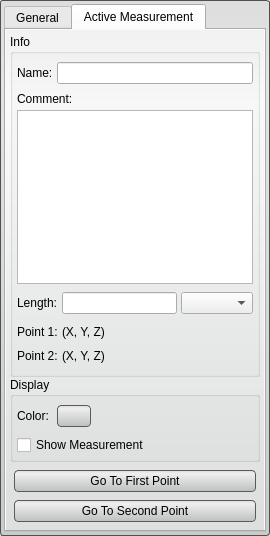
Above: src/Interface/ToolInterface/MeasurementToolInterface.ui from SCIInstitute/Seg3D before the change. Below: the same form after it.
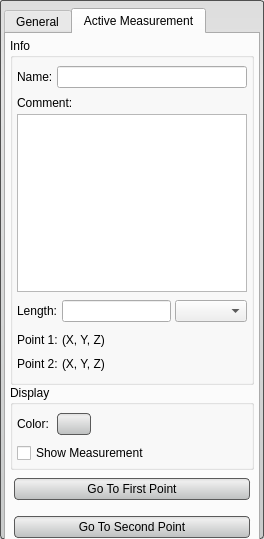
That is the form after the change. The open tabs and pages were chosen to show the change. Custom widgets are drawn as their Qt base class.

Commit message: fix MeasurementTool widget

```diff
--- a/src/Interface/ToolInterface/MeasurementToolInterface.ui
+++ b/src/Interface/ToolInterface/MeasurementToolInterface.ui
@@ -6,8 +6,8 @@
    <rect>
     <x>0</x>
     <y>0</y>
-    <width>270</width>
-    <height>536</height>
+    <width>264</width>
+    <height>539</height>
    </rect>
   </property>
   <property name="sizePolicy">
@@ -58,9 +58,11 @@
   margin:4px;
 }
 
+/*
 QWidget#general_tab_, QWidget#active_tab_{ 
   background-color: qlineargradient(spread:pad, x1:0.5, y1:0, x2:0.5, y2:0.960227, stop:0 rgba(241, 241, 241, 255), stop:0.155779 rgba(250, 250, 250, 255), stop:1 rgba(222, 224, 224, 255));
-}  </string>
+} 
+*/</string>
   </property>
   <layout class="QVBoxLayout" name="verticalLayout_6">
    <property name="spacing">
@@ -88,17 +90,32 @@
       <property name="spacing">
        <number>0</number>
       </property>
-      <property name="margin">
+      <property name="leftMargin">
+       <number>4</number>
+      </property>
+      <property name="topMargin">
+       <number>8</number>
+      </property>
+      <property name="rightMargin">
+       <number>4</number>
+      </property>
+      <property name="bottomMargin">
        <number>4</number>
       </property>
       <item>
        <widget class="QTabWidget" name="tab_widget_">
         <property name="sizePolicy">
-         <sizepolicy hsizetype="Preferred" vsizetype="Expanding">
+         <sizepolicy hsizetype="Preferred" vsizetype="Preferred">
           <horstretch>0</horstretch>
           <verstretch>0</verstretch>
          </sizepolicy>
         </property>
+        <property name="minimumSize">
+         <size>
+          <width>0</width>
+          <height>540</height>
+         </size>
+        </property>
         <property name="styleSheet">
          <string notr="true">QTabWidget#general_tab_{
   border-radius: 3px;
@@ -153,7 +170,7 @@
                    <item>
                     <widget class="Seg3D::MeasurementTableView" name="table_view_">
                      <property name="sizePolicy">
-                      <sizepolicy hsizetype="Preferred" vsizetype="Expanding">
+                      <sizepolicy hsizetype="Ignored" vsizetype="Expanding">
                        <horstretch>0</horstretch>
                        <verstretch>0</verstretch>
                       </sizepolicy>
@@ -167,7 +184,7 @@
                  <widget class="QWidget" name="table_button_widget_" native="true">
                   <layout class="QVBoxLayout" name="verticalLayout_17">
                    <property name="spacing">
-                    <number>0</number>
+                    <number>8</number>
                    </property>
                    <property name="leftMargin">
                     <number>0</number>
@@ -498,8 +515,8 @@
                    <item>
                     <widget class="QLineEdit" name="name_lineedit_">
                      <property name="sizePolicy">
-                      <sizepolicy hsizetype="Expanding" vsizetype="Preferred">
-                       <horstretch>0</horstretch>
+                      <sizepolicy hsizetype="Preferred" vsizetype="Preferred">
+                       <horstretch>1</horstretch>
                        <verstretch>0</verstretch>
                       </sizepolicy>
                      </property>
@@ -542,7 +559,7 @@
                    <item>
                     <widget class="Seg3D::MeasurementTextEdit" name="comment_textbox_">
                      <property name="sizePolicy">
-                      <sizepolicy hsizetype="Preferred" vsizetype="MinimumExpanding">
+                      <sizepolicy hsizetype="Ignored" vsizetype="MinimumExpanding">
                        <horstretch>0</horstretch>
                        <verstretch>0</verstretch>
                       </sizepolicy>
@@ -595,8 +612,8 @@
                       <item>
                        <widget class="QLineEdit" name="length_lineedit_">
                         <property name="sizePolicy">
-                         <sizepolicy hsizetype="Expanding" vsizetype="Preferred">
-                          <horstretch>0</horstretch>
+                         <sizepolicy hsizetype="Preferred" vsizetype="Preferred">
+                          <horstretch>1</horstretch>
                           <verstretch>0</verstretch>
                          </sizepolicy>
                         </property>
@@ -605,7 +622,7 @@
                       <item>
                        <widget class="QComboBox" name="unit_combobox_">
                         <property name="sizePolicy">
-                         <sizepolicy hsizetype="Maximum" vsizetype="Fixed">
+                         <sizepolicy hsizetype="Preferred" vsizetype="Fixed">
                           <horstretch>0</horstretch>
                           <verstretch>0</verstretch>
                          </sizepolicy>
@@ -673,9 +690,12 @@
                            <property name="orientation">
                             <enum>Qt::Horizontal</enum>
                            </property>
+                           <property name="sizeType">
+                            <enum>QSizePolicy::MinimumExpanding</enum>
+                           </property>
                            <property name="sizeHint" stdset="0">
                             <size>
-                             <width>40</width>
+                             <width>0</width>
                              <height>20</height>
                             </size>
                            </property>
@@ -718,9 +738,12 @@
                            <property name="orientation">
                             <enum>Qt::Horizontal</enum>
                            </property>
+                           <property name="sizeType">
+                            <enum>QSizePolicy::MinimumExpanding</enum>
+                           </property>
                            <property name="sizeHint" stdset="0">
                             <size>
-                             <width>40</width>
+                             <width>0</width>
                              <height>20</height>
                             </size>
                            </property>
@@ -806,7 +829,7 @@
                          <enum>Qt::Horizontal</enum>
                         </property>
                         <property name="sizeType">
-                         <enum>QSizePolicy::Expanding</enum>
+                         <enum>QSizePolicy::MinimumExpanding</enum>
                         </property>
                         <property name="sizeHint" stdset="0">
                          <size>
@@ -842,7 +865,7 @@
               <widget class="QWidget" name="goto_widget_" native="true">
                <layout class="QVBoxLayout" name="verticalLayout_13">
                 <property name="spacing">
-                 <number>0</number>
+                 <number>8</number>
                 </property>
                 <property name="leftMargin">
                  <number>0</number>
```
